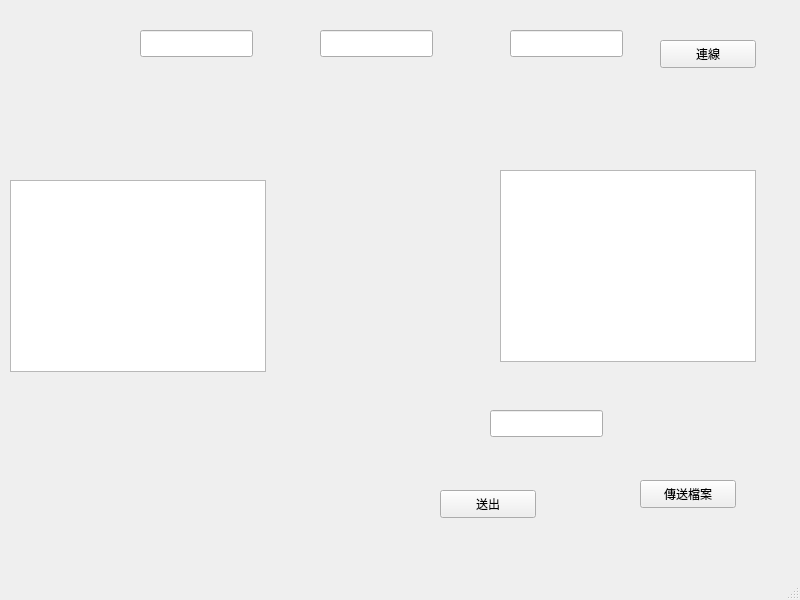
Qt form Client/ChatClient/chatclient.ui (tingxinchen/Qt_11401_02) before a commit.
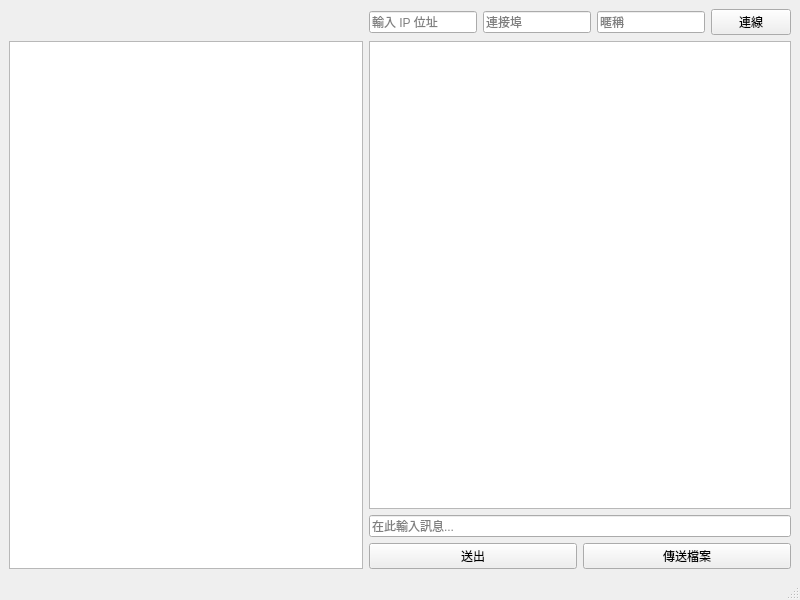
The same form after that commit.

```diff
--- a/Client/ChatClient/chatclient.ui
+++ b/Client/ChatClient/chatclient.ui
@@ -14,105 +14,75 @@
    <string>ChatClient</string>
   </property>
   <widget class="QWidget" name="centralwidget">
-   <widget class="QListWidget" name="userList">
-    <property name="geometry">
-     <rect>
-      <x>10</x>
-      <y>180</y>
-      <width>256</width>
-      <height>192</height>
-     </rect>
-    </property>
-   </widget>
-   <widget class="QListWidget" name="chatDisplay">
-    <property name="geometry">
-     <rect>
-      <x>500</x>
-      <y>170</y>
-      <width>256</width>
-      <height>192</height>
-     </rect>
-    </property>
-   </widget>
+   <layout class="QGridLayout" name="gridLayout">
+    <item row="1" column="2">
+     <layout class="QVBoxLayout" name="verticalLayout">
+      <item>
+       <widget class="QListWidget" name="chatDisplay"/>
+      </item>
+      <item>
    <widget class="QLineEdit" name="msgEdit">
-    <property name="geometry">
-     <rect>
-      <x>490</x>
-      <y>410</y>
-      <width>113</width>
-      <height>27</height>
-     </rect>
-    </property>
-   </widget>
+        <property name="placeholderText">
+         <string>在此輸入訊息...</string>
+        </property>
+       </widget>
+      </item>
+      <item>
+       <layout class="QHBoxLayout" name="horizontalLayout_2">
+        <item>
    <widget class="QPushButton" name="sendBtn">
-    <property name="geometry">
-     <rect>
-      <x>440</x>
-      <y>490</y>
-      <width>96</width>
-      <height>28</height>
-     </rect>
-    </property>
     <property name="text">
      <string>送出</string>
     </property>
    </widget>
+        </item>
+        <item>
    <widget class="QPushButton" name="fileBtn">
-    <property name="geometry">
-     <rect>
-      <x>640</x>
-      <y>480</y>
-      <width>96</width>
-      <height>28</height>
-     </rect>
-    </property>
     <property name="text">
      <string>傳送檔案</string>
     </property>
    </widget>
+        </item>
+       </layout>
+      </item>
+     </layout>
+    </item>
+    <item row="0" column="2">
+     <layout class="QHBoxLayout" name="horizontalLayout">
+      <item>
    <widget class="QLineEdit" name="ipEdit">
-    <property name="geometry">
-     <rect>
-      <x>140</x>
-      <y>30</y>
-      <width>113</width>
-      <height>27</height>
-     </rect>
-    </property>
-   </widget>
+        <property name="placeholderText">
+         <string>輸入 IP 位址</string>
+        </property>
+       </widget>
+      </item>
+      <item>
    <widget class="QLineEdit" name="Port">
-    <property name="geometry">
-     <rect>
-      <x>320</x>
-      <y>30</y>
-      <width>113</width>
-      <height>27</height>
-     </rect>
-    </property>
-   </widget>
+        <property name="placeholderText">
+         <string>連接埠</string>
+        </property>
+       </widget>
+      </item>
+      <item>
    <widget class="QLineEdit" name="nameEdit">
-    <property name="geometry">
-     <rect>
-      <x>510</x>
-      <y>30</y>
-      <width>113</width>
-      <height>27</height>
-     </rect>
-    </property>
-   </widget>
+        <property name="placeholderText">
+         <string>暱稱</string>
+        </property>
+       </widget>
+      </item>
+      <item>
    <widget class="QPushButton" name="connectBtn">
-    <property name="geometry">
-     <rect>
-      <x>660</x>
-      <y>40</y>
-      <width>96</width>
-      <height>28</height>
-     </rect>
-    </property>
     <property name="text">
      <string>連線</string>
     </property>
    </widget>
+      </item>
+     </layout>
+    </item>
+    <item row="1" column="1">
+     <widget class="QListWidget" name="userList"/>
+    </item>
+   </layout>
   </widget>
   <widget class="QMenuBar" name="menubar">
    <property name="geometry">
```
Lines whose indentation alone changed are shown as unchanged.
